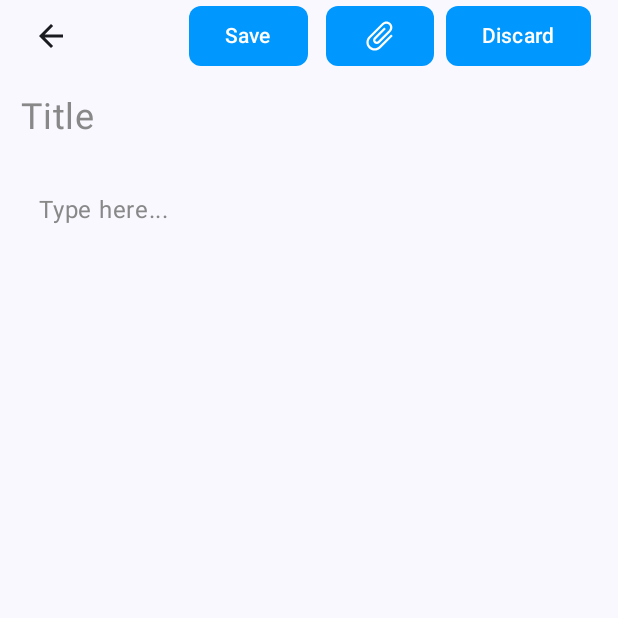
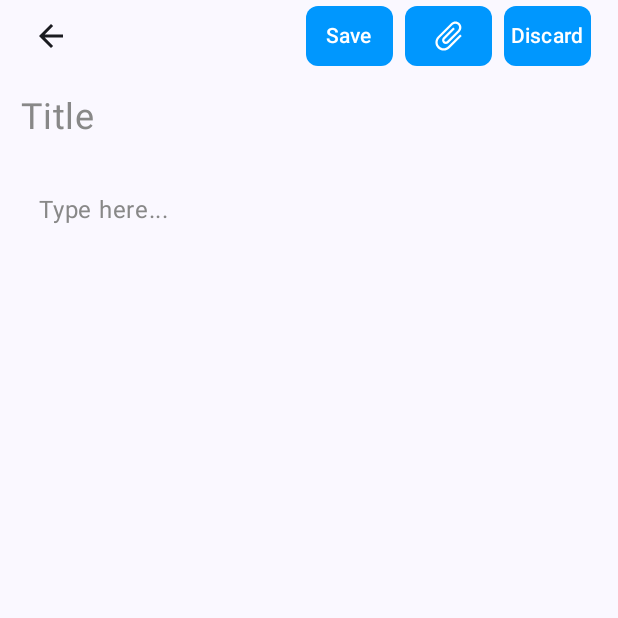
Before and after one commit to sucharitha457/Keep_Note, an Android app built with Jetpack Compose: the composable DetailScreen called with empty values, after a tap on "Save", on a phone screen of 412 x 824 dp, the top half of it. Run offline under Robolectric (Android 15) with nearby library versions, the phone set to English and light mode, and no system bars; our stand-ins replace Dagger/Hilt's generated code, Room's generated code; pictures from the network do not load; 1 statement that could not run was skipped.

Commit message:
reviewed commit

```diff
--- a/app/src/main/java/com/example/keepnote/presentation/screens/DetailScreen.kt
+++ b/app/src/main/java/com/example/keepnote/presentation/screens/DetailScreen.kt
@@ -164,6 +164,7 @@ fun DetailScreen(
                         colors = ButtonColors(containerColor = Primary, contentColor = Color.White , disabledContentColor = Color.LightGray, disabledContainerColor = Color.LightGray),
                         shape = RoundedCornerShape(8.dp),
                         modifier = Modifier.padding(horizontal = 4.dp),
+                        contentPadding = PaddingValues(0.dp),
                         onClick = {
 
                             if (title.trim().length != 0) {
@@ -183,22 +184,21 @@ fun DetailScreen(
                                 } else {
                                     detailViewmodel.updateNote(newNote)
                                 }
-                                Log.d("DetailScreen", "isNewNote: $isNewNote || enableToEdit: $enableToEdit")
                                 if (isNewNote){
                                     isNewNote = false
                                 }
                                 enableToEdit = false
-                                Log.d("DetailScreen", "isNewNote: $isNewNote || enableToEdit: $enableToEdit")
                             } else {
-                                Toast.makeText(context, "Title cannot be empty", Toast.LENGTH_SHORT)
+                                Toast.makeText(context, "Title cannot be empty", Toast.LENGTH_SHORT).show()
                             }
                         }) {
                         Text("Save", fontWeight = FontWeight.SemiBold)
                     }
-                    Spacer(modifier = Modifier.width(8.dp))
+                    Spacer(modifier = Modifier.width(4.dp))
                     Button(
                         colors = ButtonColors(containerColor = Primary, contentColor = Color.White , disabledContentColor = Color.LightGray, disabledContainerColor = Color.LightGray),
                         shape = RoundedCornerShape(8.dp),
+                        contentPadding = PaddingValues(0.dp),
                         onClick = {
                             imagePickerLauncher.launch("image/*")
                         }) {
@@ -211,6 +211,7 @@ fun DetailScreen(
                     Button(
                         colors = ButtonColors(containerColor = Primary, contentColor = Color.White , disabledContentColor = Color.LightGray, disabledContainerColor = Color.LightGray),
                         shape = RoundedCornerShape(8.dp),
+                        contentPadding = PaddingValues(0.dp),
                         onClick = {
                             enableToEdit = true
                         }) {
@@ -221,7 +222,7 @@ fun DetailScreen(
                     Spacer(modifier = Modifier.width(8.dp))
                     Button(
                         colors = ButtonColors(containerColor = Primary, contentColor = Color.White , disabledContentColor = Color.LightGray, disabledContainerColor = Color.LightGray),
-
+                        contentPadding = PaddingValues(0.dp),
                         shape = RoundedCornerShape(8.dp),
                         onClick = {
                             noteId?.toIntOrNull()?.let {
@@ -236,7 +237,7 @@ fun DetailScreen(
                     Spacer(modifier = Modifier.width(8.dp))
                     Button(
                         colors = ButtonColors(containerColor = Primary, contentColor = Color.White , disabledContentColor = Color.LightGray, disabledContainerColor = Color.LightGray),
-
+                        contentPadding = PaddingValues(0.dp),
                         shape = RoundedCornerShape(8.dp),
                         onClick = {
                             title = ""
@@ -300,7 +301,8 @@ fun DetailScreen(
             },
             focusRequesters = focusRequesters,
             navController = navController,
-            firstBlockFocusRequester = focusRequesters.firstOrNull()
+            firstBlockFocusRequester = focusRequesters.firstOrNull(),
+
         )
     }
 }
```
Also changed, not shown: app/src/main/java/com/example/keepnote/presentation/screens/Description.kt (+8 -6 lines).
